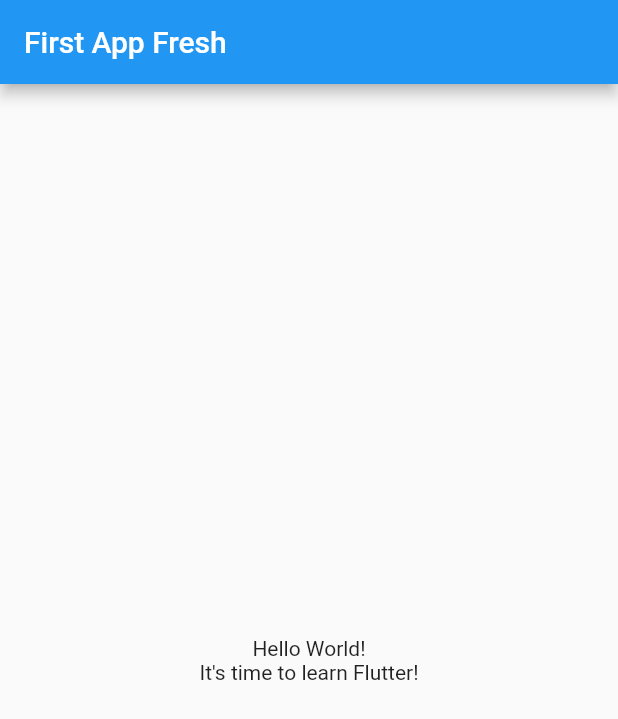
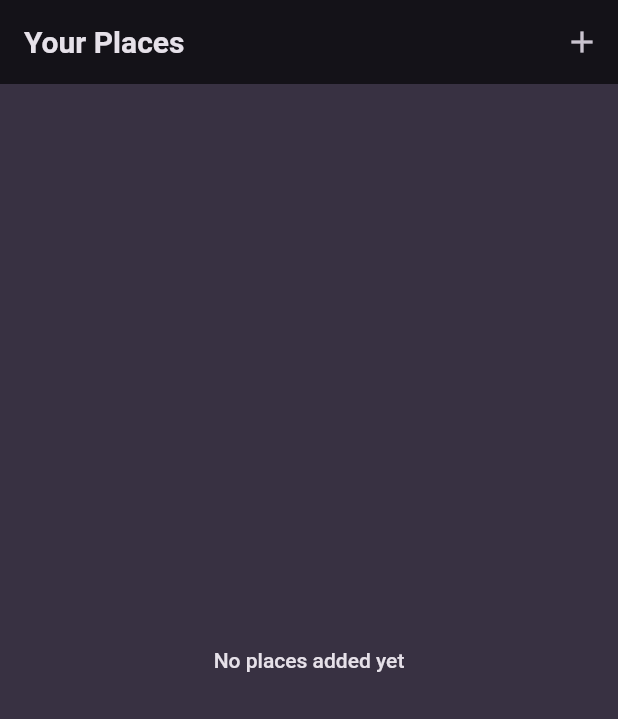
Before and after one commit to rohansolse/udemy_app, a Flutter app: the screen it shows after launch, on a phone screen of 412 x 824 dp. Shown: the top 719 px of the screen. Run offline on Flutter 3.47's test engine with Material 2 defaults, Android fonts, the phone set to English and light mode, and no system bars; our stand-ins replace google_fonts.

Commit message:
236 done

```diff
--- a/lib/main.dart
+++ b/lib/main.dart
@@ -1,37 +1,45 @@
 import 'package:flutter/material.dart';
+import 'package:google_fonts/google_fonts.dart';
+import 'package:udemy_app/screens/places.dart';
+
+final colorScheme = ColorScheme.fromSeed(
+  brightness: Brightness.dark,
+  seedColor: const Color.fromARGB(255, 102, 6, 247),
+  background: const Color.fromARGB(255, 56, 49, 66),
+);
+
+final theme = ThemeData().copyWith(
+  useMaterial3: true,
+  scaffoldBackgroundColor: colorScheme.background,
+  colorScheme: colorScheme,
+  textTheme: GoogleFonts.ubuntuCondensedTextTheme().copyWith(
+    titleSmall: GoogleFonts.ubuntuCondensed(
+      fontWeight: FontWeight.bold,
+    ),
+    titleMedium: GoogleFonts.ubuntuCondensed(
+      fontWeight: FontWeight.bold,
+    ),
+    titleLarge: GoogleFonts.ubuntuCondensed(
+      fontWeight: FontWeight.bold,
+    ),
+  ),
+);
 
 void main() {
-  runApp(const MyApp());
+  runApp(
+    const MyApp(),
+  );
 }
 
 class MyApp extends StatelessWidget {
-  const MyApp({super.key});
+  const MyApp({Key? key}) : super(key: key);
 
   @override
   Widget build(BuildContext context) {
     return MaterialApp(
-      title: 'Flutter Demo First',
-      theme: ThemeData(
-        primarySwatch: Colors.blue,
-      ),
-      home: Scaffold(
-        appBar: AppBar(
-          title: const Text('First App Fresh'),
-        ),
-        body: const Center(
-          child: Column(
-            mainAxisAlignment: MainAxisAlignment.center,
-            children: [
-              Text(
-                'Hello World!',
-              ),
-              Text(
-                'It\'s time to learn Flutter!',
-              ),
-            ],
-          ),
-        ),
-      ),
+      title: 'Great Places',
+      theme: theme,
+      home: const PlacesListScreen(),
     );
   }
 }
--- /dev/null
+++ b/lib/model/place.dart
@@ -0,0 +1,12 @@
+import 'package:uuid/uuid.dart';
+
+const uuid = Uuid();
+
+class Place {
+  Place({
+    required this.title,
+  }) : id = uuid.v4();
+
+  final String id;
+  final String title;
+}
--- /dev/null
+++ b/lib/screens/places.dart
@@ -0,0 +1,29 @@
+import 'package:flutter/material.dart';
+import 'package:udemy_app/screens/add_place.dart';
+import 'package:udemy_app/widgets/places_list.dart';
+
+class PlacesListScreen extends StatelessWidget {
+  const PlacesListScreen({super.key});
+
+  @override
+  Widget build(BuildContext context) {
+    return Scaffold(
+      appBar: AppBar(
+        title: const Text('Your Places'),
+        actions: [
+          IconButton(
+            onPressed: () {
+              Navigator.of(context).push(
+                MaterialPageRoute(builder: (ctx) => const AddPlaceScreen()),
+              );
+            },
+            icon: const Icon(Icons.add),
+          ),
+        ],
+      ),
+      body: const PlacesListWidget(
+        places: [],
+      ),
+    );
+  }
+}
--- /dev/null
+++ b/lib/widgets/places_list.dart
@@ -0,0 +1,32 @@
+import 'package:flutter/material.dart';
+import 'package:udemy_app/model/place.dart';
+
+class PlacesListWidget extends StatelessWidget {
+  const PlacesListWidget({
+    super.key,
+    required this.places,
+  });
+
+  final List<Place> places;
+
+  @override
+  Widget build(BuildContext context) {
+    if (places.isEmpty) {
+      return Center(
+        child: Text(
+          'No places added yet',
+          style: Theme.of(context).textTheme.bodyLarge!.copyWith(color: Theme.of(context).colorScheme.onBackground),
+        ),
+      );
+    }
+    return ListView.builder(
+      itemCount: places.length,
+      itemBuilder: (ctx, index) => ListTile(
+        title: Text(
+          places[index].title,
+          style: Theme.of(context).textTheme.titleMedium!.copyWith(color: Theme.of(context).colorScheme.onBackground),
+        ),
+      ),
+    );
+  }
+}
--- a/pubspec.yaml
+++ b/pubspec.yaml
@@ -35,6 +35,8 @@ dependencies:
   # The following adds the Cupertino Icons font to your application.
   # Use with the CupertinoIcons class for iOS style icons.
   cupertino_icons: ^1.0.2
+  google_fonts: ^6.1.0
+  uuid: ^4.1.0
 
 dev_dependencies:
   flutter_test:
```
Also changed, not shown: lib/screens/add_place.dart (added, +47 -0 lines), lib/screens/places_detail.dart (added), pubspec.lock, 2 other files.
